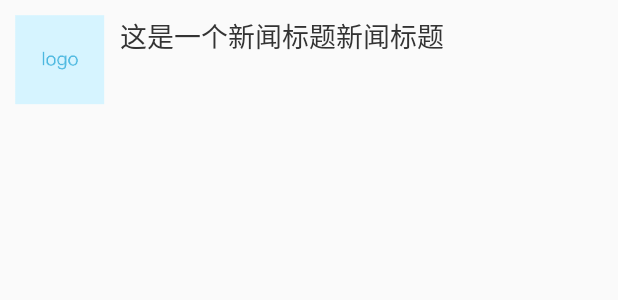
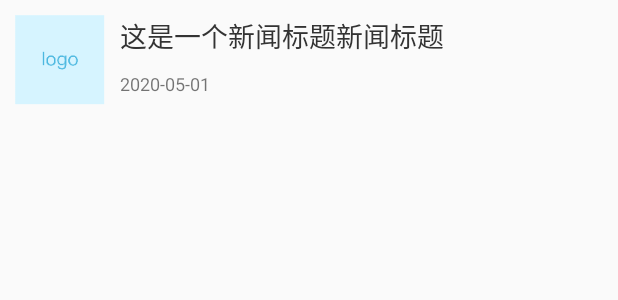
Before and after one commit to RickwangF/KBViewLib, an Android app: the layout item_test.xml on its own in the app's theme, with its tools: preview values and no code run, on a phone screen of 412 x 824 dp. Shown: the top 300 px of the screen. Run offline under Robolectric (Android 15) with nearby library versions, the phone set to English and light mode, and no system bars.

Commit message:
add item viedeo player background corner and textview binding adapter

```diff
--- a/app/src/main/res/layout/item_test.xml
+++ b/app/src/main/res/layout/item_test.xml
@@ -38,7 +38,21 @@
             android:text="@{model.title}"
             android:textSize="18sp"
             android:textColor="#333333"
+            android:lines="1"
             tools:text="这是一个新闻标题新闻标题"/>
+
+        <TextView
+            android:id="@+id/tv_time"
+            android:layout_width="wrap_content"
+            android:layout_height="wrap_content"
+            app:layout_constraintLeft_toRightOf="@id/iv_logo"
+            app:layout_constraintTop_toBottomOf="@id/tv_title"
+            android:layout_marginTop="10dp"
+            android:layout_marginStart="10dp"
+            android:textSize="12sp"
+            tools:text="2020-05-01"
+            app:friendlyFormat="@{model.time}">
+        </TextView>
 
     </androidx.constraintlayout.widget.ConstraintLayout>
 </layout>
--- a/kbviewlib/build.gradle
+++ b/kbviewlib/build.gradle
@@ -38,7 +38,7 @@ dependencies {
 
     implementation 'androidx.appcompat:appcompat:1.1.0'
     testImplementation 'junit:junit:4.12'
-    implementation 'com.kbit:kbbaselib:1.0.3'
+    api 'com.kbit:kbbaselib:1.0.4'
     api 'androidx.constraintlayout:constraintlayout:1.1.3'
     androidTestImplementation 'androidx.test.ext:junit:1.1.1'
     androidTestImplementation 'androidx.test.espresso:espresso-core:3.2.0'
@@ -59,7 +59,7 @@ publish {
     repoName = 'KBViewLib'          // Binary上的刚才新建的仓库名（Repository）
     groupId = 'com.kbit'        // 依赖名compile 'x:y:z'中的包名x
     artifactId = 'kbviewlib'        // 依赖名compile 'x:y:z'中的项目名y
-    publishVersion = '1.0.6'          // 依赖名compile 'x:y:z'中的版本号z
+    publishVersion = '1.0.7'          // 依赖名compile 'x:y:z'中的版本号z
     desc = 'base view lib'            // 对该开源组件的说明
     website = 'https://github.com/RickwangF/KBViewLib'  // VCS地址，即填写项目上传的Github地址
 }
```
Also changed, not shown: app/src/main/java/com/example/kbviewlib/MainActivity.java (+7 -0 lines), app/src/main/java/com/example/kbviewlib/TestModel.java (+10 -0 lines), kbviewlib/src/main/java/com/kbit/kbviewlib/binding/TextViewBindingAdapter.java (+13 -4 lines).
